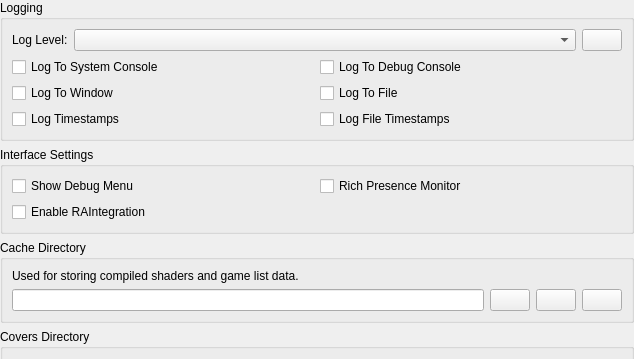
Above: src/duckstation-qt/advancedsettingswidget.ui from stenzek/duckstation before the change; both pictures show x 0 to 634 and y 0 to 359 of the 634 by 514 pixel window. Below: the same form after it.
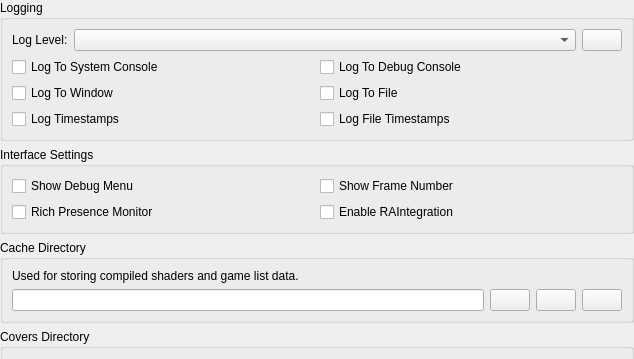
That is the form after the change. Icons and pictures are not drawn.

Commit message: ImGuiOverlays: Add frame number to OSD

Diff of the .ui file:
```diff
--- a/src/duckstation-qt/advancedsettingswidget.ui
+++ b/src/duckstation-qt/advancedsettingswidget.ui
@@ -120,13 +120,20 @@
        </widget>
       </item>
       <item row="0" column="1">
+       <widget class="QCheckBox" name="showFrameNumber">
+        <property name="text">
+         <string>Show Frame Number</string>
+        </property>
+       </widget>
+      </item>
+      <item row="1" column="0">
        <widget class="QCheckBox" name="richPresenceMonitor">
         <property name="text">
          <string>Rich Presence Monitor</string>
         </property>
        </widget>
       </item>
-      <item row="1" column="0">
+      <item row="1" column="1">
        <widget class="QCheckBox" name="useRAIntegration">
         <property name="text">
          <string>Enable RAIntegration</string>
```
The commit also changes 9 other files.
